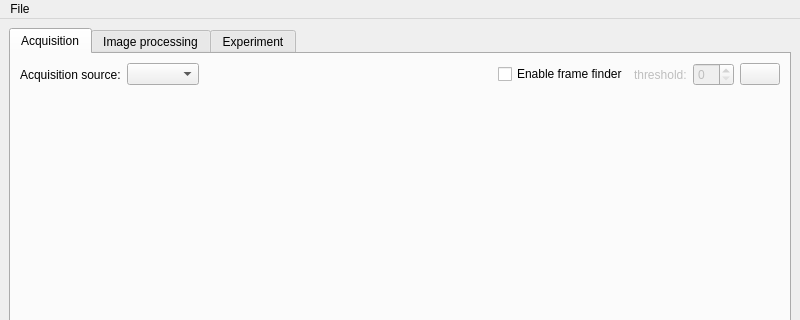
Old version of the form src/RTOC/gui/mainwindow.ui in the repository mortbopet/RTOC; both pictures show x 0 to 800 and y 0 to 320 of the 800 by 600 pixel window.
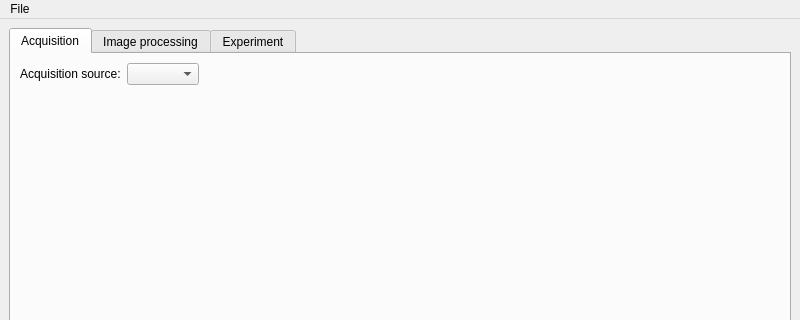
New version of the form. The open tabs and pages were chosen to show the change.

Commit message: Outcomment framefinder option

```diff
--- a/src/RTOC/gui/mainwindow.ui
+++ b/src/RTOC/gui/mainwindow.ui
@@ -58,37 +58,6 @@
               </property>
              </spacer>
             </item>
-            <item>
-             <widget class="QCheckBox" name="enableFF">
-              <property name="text">
-               <string>Enable frame finder</string>
-              </property>
-             </widget>
-            </item>
-            <item>
-             <widget class="QLabel" name="fftreshlabel">
-              <property name="enabled">
-               <bool>false</bool>
-              </property>
-              <property name="text">
-               <string>threshold:</string>
-              </property>
-             </widget>
-            </item>
-            <item>
-             <widget class="QSpinBox" name="fftresh">
-              <property name="enabled">
-               <bool>false</bool>
-              </property>
-             </widget>
-            </item>
-            <item>
-             <widget class="QPushButton" name="ffhelp">
-              <property name="text">
-               <string/>
-              </property>
-             </widget>
-            </item>
            </layout>
           </item>
           <item>
```
The commit also changes 2 other files.
